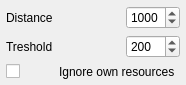
First picture: the form in src/plugins/contactproximitynotification/contactproximitynotificationoptions2.ui, repository xnamed/vacuum-im, before the edit.
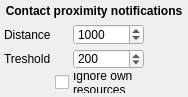
Second picture: the form after the edit.

Patch:
```diff
--- a/src/plugins/contactproximitynotification/contactproximitynotificationoptions2.ui
+++ b/src/plugins/contactproximitynotification/contactproximitynotificationoptions2.ui
@@ -6,8 +6,8 @@
    <rect>
     <x>0</x>
     <y>0</y>
-    <width>186</width>
-    <height>75</height>
+    <width>188</width>
+    <height>94</height>
    </rect>
   </property>
   <property name="sizePolicy">
@@ -19,43 +19,68 @@
   <property name="windowTitle">
    <string notr="true">Contact proximity notification options</string>
   </property>
-  <layout class="QGridLayout" name="gridLayout">
+  <layout class="QVBoxLayout" name="verticalLayout">
    <property name="leftMargin">
-    <number>6</number>
+    <number>4</number>
    </property>
    <property name="topMargin">
-    <number>6</number>
+    <number>4</number>
    </property>
    <property name="rightMargin">
-    <number>6</number>
+    <number>4</number>
    </property>
    <property name="bottomMargin">
-    <number>6</number>
+    <number>4</number>
    </property>
-   <item row="0" column="0">
-    <widget class="QLabel" name="lblDistance">
+   <item>
+    <widget class="QLabel" name="lblTitle">
+     <property name="sizePolicy">
+      <sizepolicy hsizetype="Expanding" vsizetype="Preferred">
+       <horstretch>0</horstretch>
+       <verstretch>0</verstretch>
+      </sizepolicy>
+     </property>
+     <property name="font">
+      <font>
+       <weight>75</weight>
+       <bold>true</bold>
+      </font>
+     </property>
      <property name="text">
-      <string>Distance</string>
+      <string>Contact proximity notifications</string>
+     </property>
+     <property name="alignment">
+      <set>Qt::AlignCenter</set>
      </property>
     </widget>
    </item>
-   <item row="0" column="1" rowspan="2">
-    <spacer name="horizontalSpacer">
-     <property name="orientation">
-      <enum>Qt::Horizontal</enum>
+   <item>
+    <layout class="QGridLayout" name="gridLayout">
+     <property name="spacing">
+      <number>4</number>
      </property>
-     <property name="sizeHint" stdset="0">
-      <size>
-       <width>69</width>
-       <height>20</height>
-      </size>
-     </property>
-    </spacer>
+     <item row="2" column="2">
+      <widget class="QLabel" name="label">
+       <property name="sizePolicy">
+        <sizepolicy hsizetype="Expanding" vsizetype="Preferred">
+         <horstretch>0</horstretch>
+         <verstretch>0</verstretch>
+        </sizepolicy>
+       </property>
+       <property name="text">
+        <string>Ignore own resources</string>
+       </property>
+       <property name="wordWrap">
+        <bool>true</bool>
+       </property>
+      </widget>
    </item>
    <item row="0" column="2">
+      <layout class="QHBoxLayout" name="horizontalLayout">
+       <item>
     <widget class="QSpinBox" name="spbDistance">
      <property name="sizePolicy">
-      <sizepolicy hsizetype="Preferred" vsizetype="Preferred">
+          <sizepolicy hsizetype="Expanding" vsizetype="Fixed">
        <horstretch>0</horstretch>
        <verstretch>0</verstretch>
       </sizepolicy>
@@ -74,17 +99,30 @@
      </property>
     </widget>
    </item>
-   <item row="1" column="0">
-    <widget class="QLabel" name="lblTreshold">
-     <property name="text">
-      <string>Treshold</string>
-     </property>
-    </widget>
+       <item>
+        <spacer name="horizontalSpacer">
+         <property name="orientation">
+          <enum>Qt::Horizontal</enum>
+         </property>
+         <property name="sizeType">
+          <enum>QSizePolicy::Preferred</enum>
+         </property>
+         <property name="sizeHint" stdset="0">
+          <size>
+           <width>40</width>
+           <height>20</height>
+          </size>
+         </property>
+        </spacer>
+       </item>
+      </layout>
    </item>
    <item row="1" column="2">
+      <layout class="QHBoxLayout" name="horizontalLayout_2">
+       <item>
     <widget class="QSpinBox" name="spbTreshold">
      <property name="sizePolicy">
-      <sizepolicy hsizetype="Preferred" vsizetype="Preferred">
+          <sizepolicy hsizetype="Expanding" vsizetype="Fixed">
        <horstretch>0</horstretch>
        <verstretch>0</verstretch>
       </sizepolicy>
@@ -103,10 +141,42 @@
      </property>
     </widget>
    </item>
-   <item row="2" column="0">
+       <item>
+        <spacer name="horizontalSpacer_2">
+         <property name="orientation">
+          <enum>Qt::Horizontal</enum>
+         </property>
+         <property name="sizeType">
+          <enum>QSizePolicy::Preferred</enum>
+         </property>
+         <property name="sizeHint" stdset="0">
+          <size>
+           <width>40</width>
+           <height>20</height>
+          </size>
+         </property>
+        </spacer>
+       </item>
+      </layout>
+     </item>
+     <item row="0" column="0">
+      <widget class="QLabel" name="lblDistance">
+       <property name="text">
+        <string>Distance</string>
+       </property>
+      </widget>
+     </item>
+     <item row="1" column="0">
+      <widget class="QLabel" name="lblTreshold">
+       <property name="text">
+        <string>Treshold</string>
+       </property>
+      </widget>
+     </item>
+     <item row="2" column="1">
     <widget class="QCheckBox" name="chkIgnoreOwnResources">
      <property name="sizePolicy">
-      <sizepolicy hsizetype="Maximum" vsizetype="Maximum">
+        <sizepolicy hsizetype="Preferred" vsizetype="Fixed">
        <horstretch>0</horstretch>
        <verstretch>0</verstretch>
       </sizepolicy>
@@ -116,21 +186,7 @@
      </property>
     </widget>
    </item>
-   <item row="2" column="1" colspan="2">
-    <widget class="QLabel" name="label">
-     <property name="sizePolicy">
-      <sizepolicy hsizetype="Expanding" vsizetype="Preferred">
-       <horstretch>0</horstretch>
-       <verstretch>0</verstretch>
-      </sizepolicy>
-     </property>
-     <property name="text">
-      <string>Ignore own resources</string>
-     </property>
-     <property name="wordWrap">
-      <bool>true</bool>
-     </property>
-    </widget>
+    </layout>
    </item>
   </layout>
  </widget>
```
Lines whose indentation alone changed are shown as unchanged.
